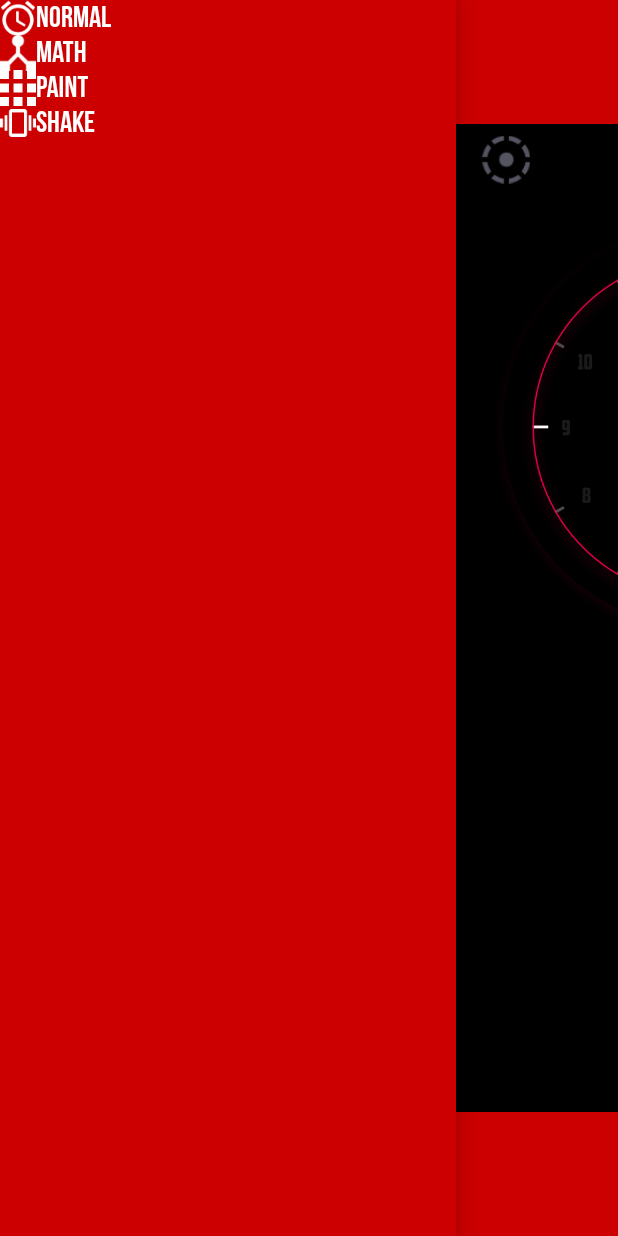
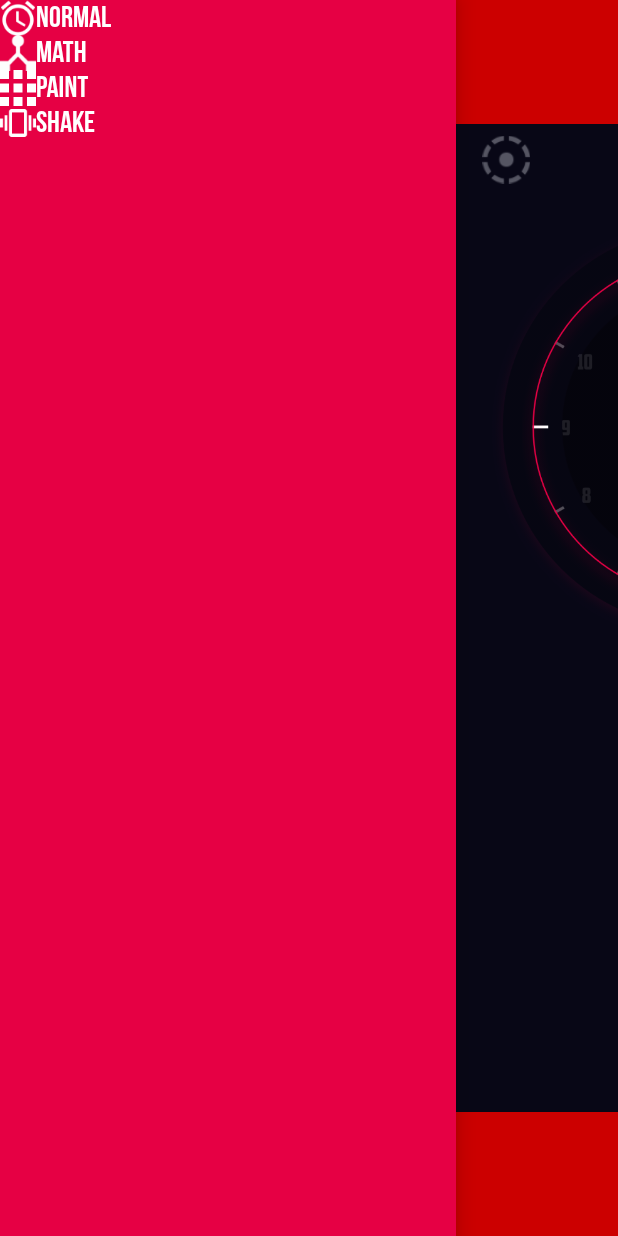
Before and after one commit to Loop-X/X-Alarm, an Android app: the screen it shows after launch (MainActivity), with the side drawer open, on a phone screen of 412 x 824 dp. Run offline under Robolectric (Android 15) with nearby library versions, the phone set to English and light mode, and no system bars.

Commit message:
Correct color according to design docs

```diff
--- a/app/src/main/res/layout/fragment_settings.xml
+++ b/app/src/main/res/layout/fragment_settings.xml
@@ -2,7 +2,7 @@
     xmlns:tools="http://schemas.android.com/tools"
     android:layout_width="match_parent"
     android:layout_height="match_parent"
-    android:background="@android:color/holo_red_dark"
+    android:background="@color/red"
     tools:context="io.github.loop_x.yummywakeup.module.Settings.SettingsFragment">
 
     <!-- TODO: Update blank fragment layout -->
--- a/app/src/main/res/layout/fragment_unlock_type.xml
+++ b/app/src/main/res/layout/fragment_unlock_type.xml
@@ -2,7 +2,7 @@
     xmlns:tools="http://schemas.android.com/tools"
     android:layout_width="match_parent"
     android:layout_height="match_parent"
-    android:background="@android:color/holo_red_dark"
+    android:background="@color/red"
     tools:context="io.github.loop_x.yummywakeup.module.UnlockType.UnlockTypeFragment">
 
     <ListView
--- a/app/src/main/res/values/colors.xml
+++ b/app/src/main/res/values/colors.xml
@@ -4,8 +4,9 @@
     <color name="colorPrimaryDark">#303F9F</color>
     <color name="colorAccent">#FF4081</color>
 
-    <color name="black">#000</color>
+    <color name="black">#080716</color>
     <color name="white">#fff</color>
     <color name="white_opacity_half">#8fff</color>
+    <color name="red">#E60044</color>
 
 </resources>
```
